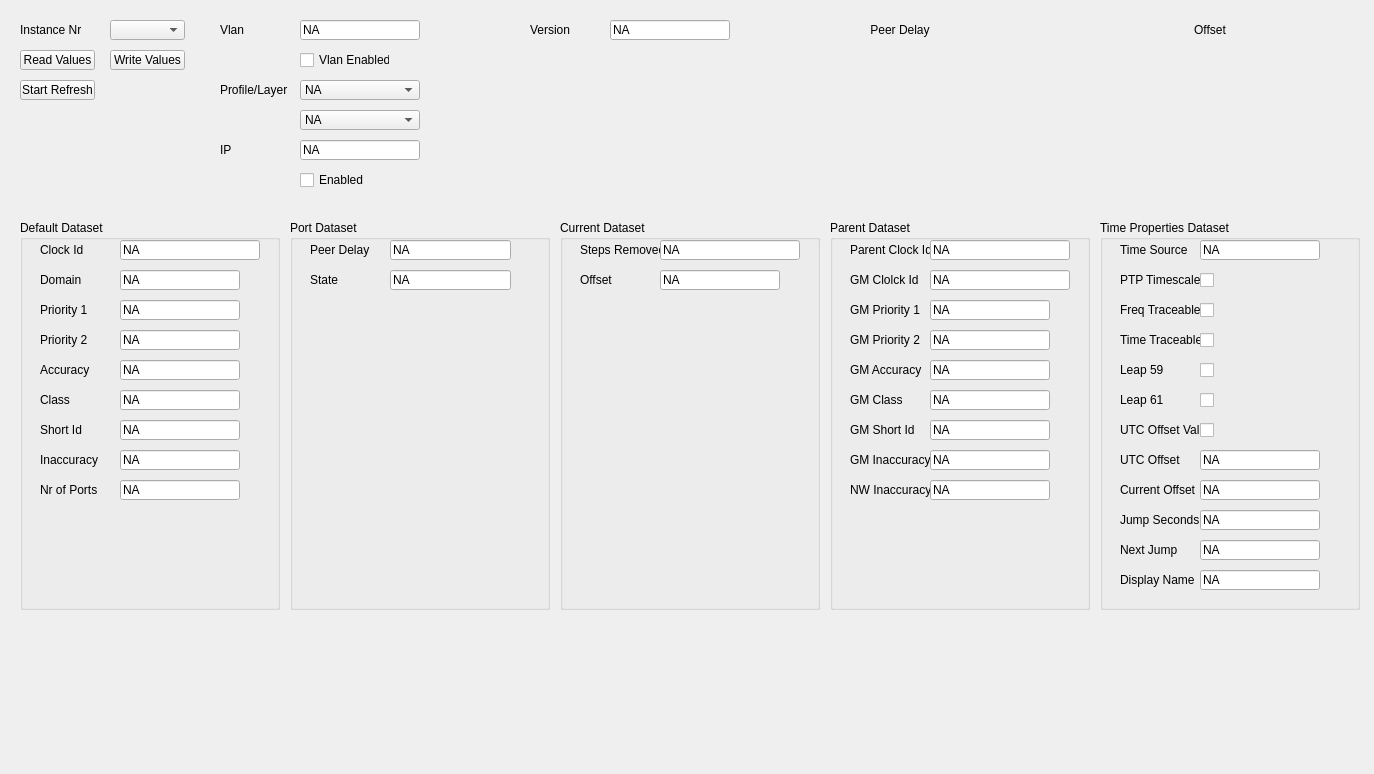
The window that UCM/Library/UniversalConfigurationManager/PtpOcTab/Ucm_PtpOcTab.ui (NetTimeLogic/UniversalConfigurationManager) describes before a commit, drawn with Qt 5.
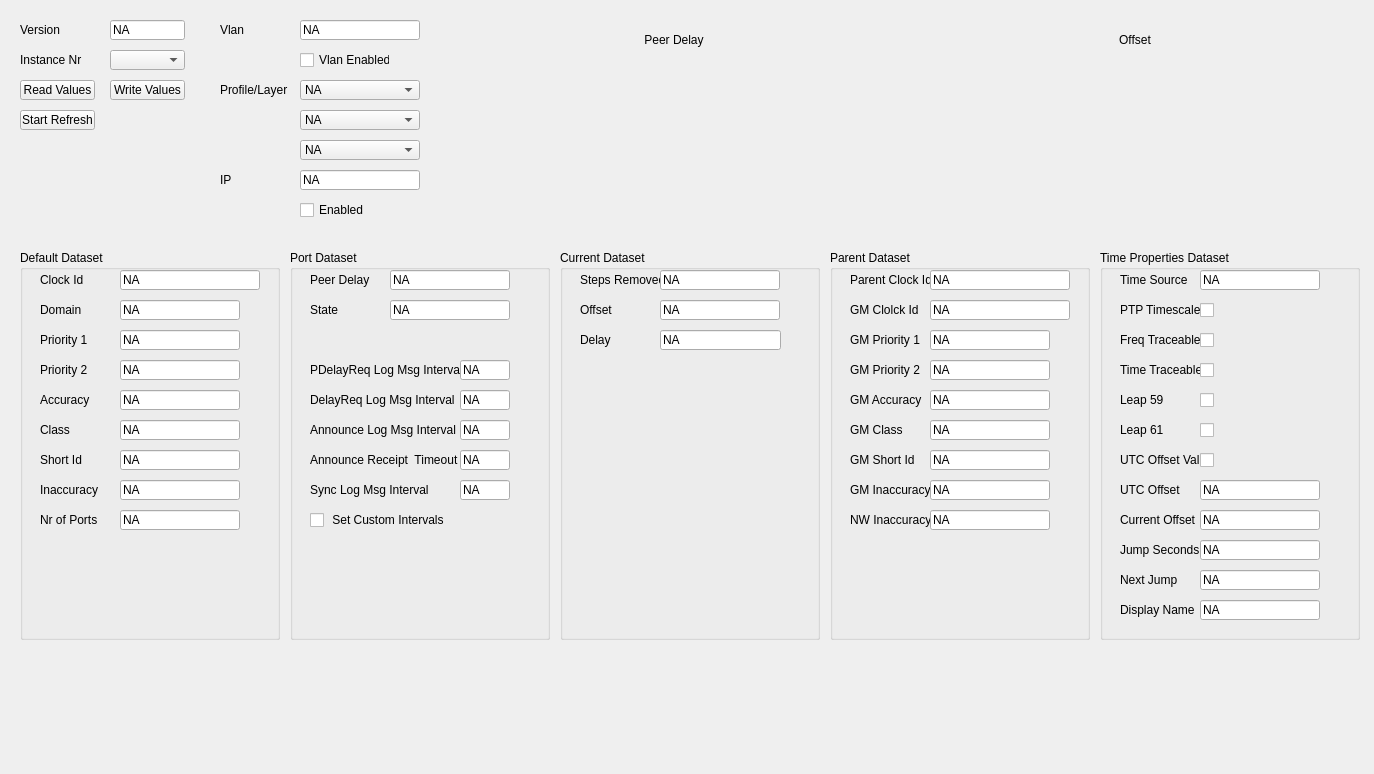
The same window after the commit.

Diff of the .ui file:
```diff
--- a/UCM/Library/UniversalConfigurationManager/PtpOcTab/Ucm_PtpOcTab.ui
+++ b/UCM/Library/UniversalConfigurationManager/PtpOcTab/Ucm_PtpOcTab.ui
@@ -16,7 +16,7 @@
   <widget class="QLabel" name="PtpOcVersionLabel">
    <property name="geometry">
     <rect>
-     <x>530</x>
+     <x>20</x>
      <y>20</y>
      <width>80</width>
      <height>20</height>
@@ -30,7 +30,7 @@
    <property name="geometry">
     <rect>
      <x>300</x>
-     <y>170</y>
+     <y>200</y>
      <width>80</width>
      <height>20</height>
     </rect>
@@ -43,7 +43,7 @@
    <property name="geometry">
     <rect>
      <x>20</x>
-     <y>20</y>
+     <y>50</y>
      <width>80</width>
      <height>20</height>
     </rect>
@@ -56,7 +56,7 @@
    <property name="geometry">
     <rect>
      <x>20</x>
-     <y>80</y>
+     <y>110</y>
      <width>75</width>
      <height>20</height>
     </rect>
@@ -69,7 +69,7 @@
    <property name="geometry">
     <rect>
      <x>220</x>
-     <y>140</y>
+     <y>170</y>
      <width>80</width>
      <height>20</height>
     </rect>
@@ -81,9 +81,9 @@
   <widget class="QLabel" name="PtpOcDelayChartLabel">
    <property name="geometry">
     <rect>
-     <x>750</x>
-     <y>20</y>
-     <width>300</width>
+     <x>449</x>
+     <y>30</y>
+     <width>450</width>
      <height>20</height>
     </rect>
    </property>
@@ -130,41 +130,11 @@
     </property>
    </item>
   </widget>
-  <widget class="QWidget" name="PtpOcDelayChartWidget">
-   <property name="geometry">
-    <rect>
-     <x>750</x>
-     <y>20</y>
-     <width>300</width>
-     <height>170</height>
-    </rect>
-   </property>
-   <layout class="QVBoxLayout" name="PtpOcDelayChartLayout">
-    <property name="spacing">
-     <number>6</number>
-    </property>
-   </layout>
-  </widget>
-  <widget class="QWidget" name="PtpOcOffsetChartWidget">
-   <property name="geometry">
-    <rect>
-     <x>1060</x>
-     <y>20</y>
-     <width>300</width>
-     <height>170</height>
-    </rect>
-   </property>
-   <layout class="QVBoxLayout" name="PtpOcOffsetChartLayout">
-    <property name="spacing">
-     <number>0</number>
-    </property>
-   </layout>
-  </widget>
   <widget class="QGroupBox" name="PtpOcCurrentDsGroupBox">
    <property name="geometry">
     <rect>
      <x>560</x>
-     <y>220</y>
+     <y>250</y>
      <width>260</width>
      <height>390</height>
     </rect>
@@ -193,7 +163,7 @@
      <rect>
       <x>100</x>
       <y>20</y>
-      <width>140</width>
+      <width>120</width>
       <height>20</height>
      </rect>
     </property>
@@ -236,12 +206,44 @@
      <bool>true</bool>
     </property>
    </widget>
+   <widget class="QLabel" name="PtpOcCurrentDsDelayLabel">
+    <property name="geometry">
+     <rect>
+      <x>20</x>
+      <y>80</y>
+      <width>80</width>
+      <height>20</height>
+     </rect>
+    </property>
+    <property name="text">
+     <string>Delay</string>
+    </property>
+   </widget>
+   <widget class="QLineEdit" name="PtpOcCurrentDsDelayValue">
+    <property name="enabled">
+     <bool>true</bool>
+    </property>
+    <property name="geometry">
+     <rect>
+      <x>100</x>
+      <y>80</y>
+      <width>121</width>
+      <height>20</height>
+     </rect>
+    </property>
+    <property name="text">
+     <string>NA</string>
+    </property>
+    <property name="readOnly">
+     <bool>true</bool>
+    </property>
+   </widget>
   </widget>
   <widget class="QGroupBox" name="PtpOcParentDsGroupBox">
    <property name="geometry">
     <rect>
      <x>830</x>
-     <y>220</y>
+     <y>250</y>
      <width>260</width>
      <height>390</height>
     </rect>
@@ -570,7 +572,7 @@
    <property name="geometry">
     <rect>
      <x>110</x>
-     <y>50</y>
+     <y>80</y>
      <width>75</width>
      <height>20</height>
     </rect>
@@ -583,7 +585,7 @@
    <property name="geometry">
     <rect>
      <x>20</x>
-     <y>220</y>
+     <y>250</y>
      <width>260</width>
      <height>390</height>
     </rect>
@@ -860,7 +862,7 @@
    <property name="geometry">
     <rect>
      <x>110</x>
-     <y>20</y>
+     <y>50</y>
      <width>75</width>
      <height>20</height>
     </rect>
@@ -869,15 +871,18 @@
   <widget class="QLabel" name="PtpOcOffsetChartLabel">
    <property name="geometry">
     <rect>
-     <x>1060</x>
-     <y>20</y>
-     <width>300</width>
+     <x>910</x>
+     <y>30</y>
+     <width>450</width>
      <height>20</height>
     </rect>
    </property>
    <property name="layoutDirection">
     <enum>Qt::LeftToRight</enum>
    </property>
+   <property name="autoFillBackground">
+    <bool>false</bool>
+   </property>
    <property name="text">
     <string>Offset</string>
    </property>
@@ -902,7 +907,7 @@
    <property name="geometry">
     <rect>
      <x>20</x>
-     <y>50</y>
+     <y>80</y>
      <width>75</width>
      <height>20</height>
     </rect>
@@ -946,9 +951,9 @@
    </property>
    <property name="geometry">
     <rect>
-     <x>610</x>
+     <x>110</x>
      <y>20</y>
-     <width>120</width>
+     <width>75</width>
      <height>20</height>
     </rect>
    </property>
@@ -963,7 +968,7 @@
    <property name="geometry">
     <rect>
      <x>1100</x>
-     <y>220</y>
+     <y>250</y>
      <width>260</width>
      <height>390</height>
     </rect>
@@ -1322,7 +1327,7 @@
    <property name="geometry">
     <rect>
      <x>300</x>
-     <y>140</y>
+     <y>170</y>
      <width>120</width>
      <height>20</height>
     </rect>
@@ -1335,7 +1340,7 @@
    <property name="geometry">
     <rect>
      <x>290</x>
-     <y>220</y>
+     <y>250</y>
      <width>260</width>
      <height>390</height>
     </rect>
@@ -1364,7 +1369,7 @@
      <rect>
       <x>100</x>
       <y>20</y>
-      <width>121</width>
+      <width>120</width>
       <height>20</height>
      </rect>
     </property>
@@ -1383,7 +1388,7 @@
      <rect>
       <x>100</x>
       <y>50</y>
-      <width>121</width>
+      <width>120</width>
       <height>20</height>
      </rect>
     </property>
@@ -1407,7 +1412,314 @@
      <string>State</string>
     </property>
    </widget>
+   <widget class="QLineEdit" name="PtpOcPortDsAnnounceLogMsgIntervalValue">
+    <property name="enabled">
+     <bool>true</bool>
+    </property>
+    <property name="geometry">
+     <rect>
+      <x>170</x>
+      <y>170</y>
+      <width>50</width>
+      <height>20</height>
+     </rect>
+    </property>
+    <property name="text">
+     <string>NA</string>
+    </property>
+    <property name="readOnly">
+     <bool>false</bool>
+    </property>
+   </widget>
+   <widget class="QLabel" name="PtpOcPortDsAnnounceLogMsgIntervalLabel">
+    <property name="geometry">
+     <rect>
+      <x>20</x>
+      <y>170</y>
+      <width>150</width>
+      <height>20</height>
+     </rect>
+    </property>
+    <property name="text">
+     <string>Announce Log Msg Interval</string>
+    </property>
+   </widget>
+   <widget class="QLineEdit" name="PtpOcPortDsPDelayReqLogMsgIntervalValue">
+    <property name="enabled">
+     <bool>true</bool>
+    </property>
+    <property name="geometry">
+     <rect>
+      <x>170</x>
+      <y>110</y>
+      <width>50</width>
+      <height>20</height>
+     </rect>
+    </property>
+    <property name="text">
+     <string>NA</string>
+    </property>
+    <property name="readOnly">
+     <bool>false</bool>
+    </property>
+   </widget>
+   <widget class="QLabel" name="PtpOcPortDsSyncLogMsgIntervalLabel">
+    <property name="geometry">
+     <rect>
+      <x>20</x>
+      <y>230</y>
+      <width>150</width>
+      <height>20</height>
+     </rect>
+    </property>
+    <property name="text">
+     <string>Sync Log Msg Interval</string>
+    </property>
+   </widget>
+   <widget class="QLabel" name="PtpOcPortDsPDelayReqLogMsgIntervalLabel">
+    <property name="geometry">
+     <rect>
+      <x>20</x>
+      <y>110</y>
+      <width>150</width>
+      <height>20</height>
+     </rect>
+    </property>
+    <property name="text">
+     <string>PDelayReq Log Msg Interval</string>
+    </property>
+   </widget>
+   <widget class="QLineEdit" name="PtpOcPortDsAnnounceReceiptTimeoutValue">
+    <property name="enabled">
+     <bool>true</bool>
+    </property>
+    <property name="geometry">
+     <rect>
+      <x>170</x>
+      <y>200</y>
+      <width>50</width>
+      <height>20</height>
+     </rect>
+    </property>
+    <property name="text">
+     <string>NA</string>
+    </property>
+    <property name="readOnly">
+     <bool>false</bool>
+    </property>
+   </widget>
+   <widget class="QLineEdit" name="PtpOcPortDsDelayReqLogMsgIntervalValue">
+    <property name="enabled">
+     <bool>true</bool>
+    </property>
+    <property name="geometry">
+     <rect>
+      <x>170</x>
+      <y>140</y>
+      <width>50</width>
+      <height>20</height>
+     </rect>
+    </property>
+    <property name="text">
+     <string>NA</string>
+    </property>
+    <property name="readOnly">
+     <bool>false</bool>
+    </property>
+   </widget>
+   <widget class="QLabel" name="PtpOcPortDsDelayReqLogMsgIntervalLabel">
+    <property name="geometry">
+     <rect>
+      <x>20</x>
+      <y>140</y>
+      <width>150</width>
+      <height>20</height>
+     </rect>
+    </property>
+    <property name="text">
+     <string>DelayReq Log Msg Interval</string>
+    </property>
+   </widget>
+   <widget class="QLabel" name="PtpOcPortDsAnnounceReceiptTimeoutLabel">
+    <property name="geometry">
+     <rect>
+      <x>20</x>
+      <y>200</y>
+      <width>150</width>
+      <height>20</height>
+     </rect>
+    </property>
+    <property name="text">
+     <string>Announce Receipt  Timeout</string>
+    </property>
+   </widget>
+   <widget class="QLineEdit" name="PtpOcPortDsSyncLogMsgIntervalValue">
+    <property name="enabled">
+     <bool>true</bool>
+    </property>
+    <property name="geometry">
+     <rect>
+      <x>170</x>
+      <y>230</y>
+      <width>50</width>
+      <height>20</height>
+     </rect>
+    </property>
+    <property name="text">
+     <string>NA</string>
+    </property>
+    <property name="readOnly">
+     <bool>false</bool>
+    </property>
+   </widget>
+   <widget class="QCheckBox" name="PtpOcPortDsSetCustomIntervalsCheckBox">
+    <property name="geometry">
+     <rect>
+      <x>20</x>
+      <y>260</y>
+      <width>200</width>
+      <height>20</height>
+     </rect>
+    </property>
+    <property name="text">
+     <string> Set Custom Intervals</string>
+    </property>
+   </widget>
   </widget>
+  <widget class="QComboBox" name="PtpOcDelayMechanismValue">
+   <property name="geometry">
+    <rect>
+     <x>300</x>
+     <y>140</y>
+     <width>120</width>
+     <height>20</height>
+    </rect>
+   </property>
+   <property name="autoFillBackground">
+    <bool>false</bool>
+   </property>
+   <item>
+    <property name="text">
+     <string>NA</string>
+    </property>
+   </item>
+   <item>
+    <property name="text">
+     <string>E2E</string>
+    </property>
+   </item>
+   <item>
+    <property name="text">
+     <string>P2P</string>
+    </property>
+   </item>
+  </widget>
+  <widget class="QWidget" name="PtpOcDelayChartValue" native="true">
+   <property name="geometry">
+    <rect>
+     <x>450</x>
+     <y>20</y>
+     <width>450</width>
+     <height>210</height>
+    </rect>
+   </property>
+   <property name="autoFillBackground">
+    <bool>true</bool>
+   </property>
+   <layout class="QVBoxLayout" name="verticalLayout">
+    <property name="spacing">
+     <number>0</number>
+    </property>
+    <property name="sizeConstraint">
+     <enum>QLayout::SetMaximumSize</enum>
+    </property>
+    <property name="leftMargin">
+     <number>0</number>
+    </property>
+    <property name="topMargin">
+     <number>0</number>
+    </property>
+    <property name="rightMargin">
+     <number>0</number>
+    </property>
+    <property name="bottomMargin">
+     <number>0</number>
+    </property>
+    <item>
+     <layout class="QVBoxLayout" name="PtpOcDelayChartLayout">
+      <property name="spacing">
+       <number>0</number>
+      </property>
+      <property name="sizeConstraint">
+       <enum>QLayout::SetMaximumSize</enum>
+      </property>
+     </layout>
+    </item>
+   </layout>
+  </widget>
+  <widget class="QWidget" name="PtpOcOffsetChartValue" native="true">
+   <property name="geometry">
+    <rect>
+     <x>910</x>
+     <y>20</y>
+     <width>450</width>
+     <height>210</height>
+    </rect>
+   </property>
+   <property name="autoFillBackground">
+    <bool>true</bool>
+   </property>
+   <layout class="QVBoxLayout" name="verticalLayout_2">
+    <property name="spacing">
+     <number>0</number>
+    </property>
+    <property name="leftMargin">
+     <number>0</number>
+    </property>
+    <property name="topMargin">
+     <number>0</number>
+    </property>
+    <property name="rightMargin">
+     <number>0</number>
+    </property>
+    <property name="bottomMargin">
+     <number>0</number>
+    </property>
+    <item>
+     <layout class="QVBoxLayout" name="PtpOcOffsetChartLayout">
+      <property name="spacing">
+       <number>0</number>
+      </property>
+     </layout>
+    </item>
+   </layout>
+  </widget>
+  <zorder>PtpOcVersionLabel</zorder>
+  <zorder>PtpOcEnableCheckBox</zorder>
+  <zorder>PtpOcInstanceLabel</zorder>
+  <zorder>PtpOcAutoRefreshButton</zorder>
+  <zorder>PtpOcIpLabel</zorder>
+  <zorder>PtpOcProfileValue</zorder>
+  <zorder>PtpOcCurrentDsGroupBox</zorder>
+  <zorder>PtpOcParentDsGroupBox</zorder>
+  <zorder>PtpOcLayerValue</zorder>
+  <zorder>PtpOcWriteValuesButton</zorder>
+  <zorder>PtpOcDefaultDsGroupBox</zorder>
+  <zorder>PtpOcInstanceComboBox</zorder>
+  <zorder>PtpOcVlanLabel</zorder>
+  <zorder>PtpOcReadValuesButton</zorder>
+  <zorder>PtpOcVlanValue</zorder>
+  <zorder>PtpOcProfileLabel</zorder>
+  <zorder>PtpOcVersionValue</zorder>
+  <zorder>PtpOcTimePropertiesDsGroupBox</zorder>
+  <zorder>PtpOcVlanEnableCheckBox</zorder>
+  <zorder>PtpOcIpValue</zorder>
+  <zorder>PtpOcPortDsGroupBox</zorder>
+  <zorder>PtpOcDelayMechanismValue</zorder>
+  <zorder>PtpOcDelayChartValue</zorder>
+  <zorder>PtpOcOffsetChartValue</zorder>
+  <zorder>PtpOcDelayChartLabel</zorder>
+  <zorder>PtpOcOffsetChartLabel</zorder>
  </widget>
  <resources/>
  <connections/>
```
